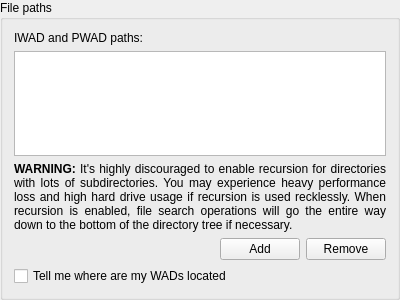
The window that src/core/gui/configuration/cfgfilepaths.ui (Destroyerrrocket/doomseeker-unofficial) describes before a commit, drawn with Qt 5.
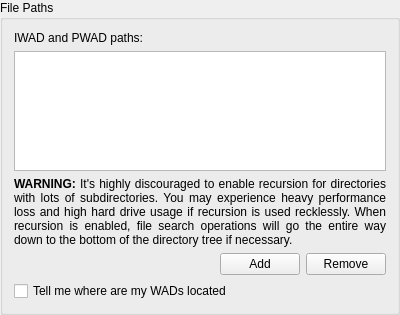
The same window after the commit.

Commit message: - Fixed label capitalization oddities in configuration box.

Patch:
```diff
--- a/src/core/gui/configuration/cfgfilepaths.ui
+++ b/src/core/gui/configuration/cfgfilepaths.ui
@@ -7,7 +7,7 @@
     <x>0</x>
     <y>0</y>
     <width>400</width>
-    <height>300</height>
+    <height>315</height>
    </rect>
   </property>
   <property name="windowTitle">
@@ -17,7 +17,7 @@
    <locale language="English" country="UnitedStates"/>
   </property>
   <property name="title">
-   <string>File paths</string>
+   <string>File Paths</string>
   </property>
   <layout class="QVBoxLayout" name="verticalLayout_2">
    <item>
```
The commit also changes 6 other files.
